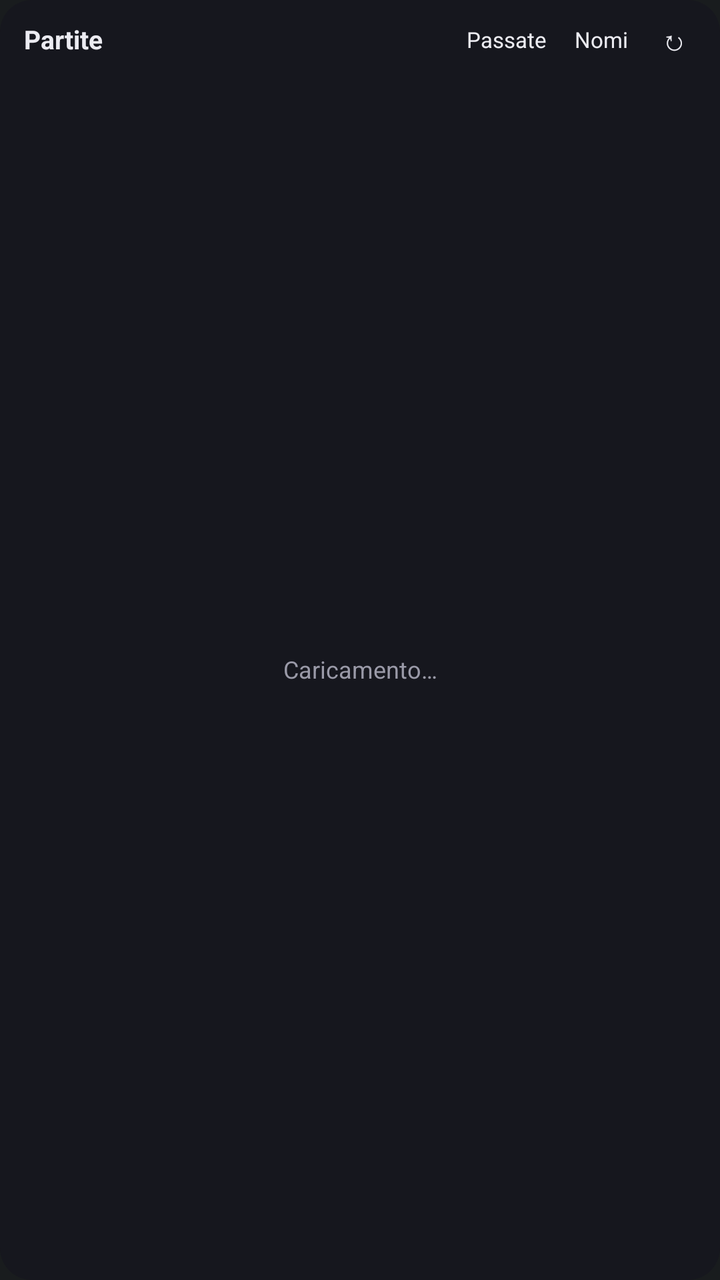
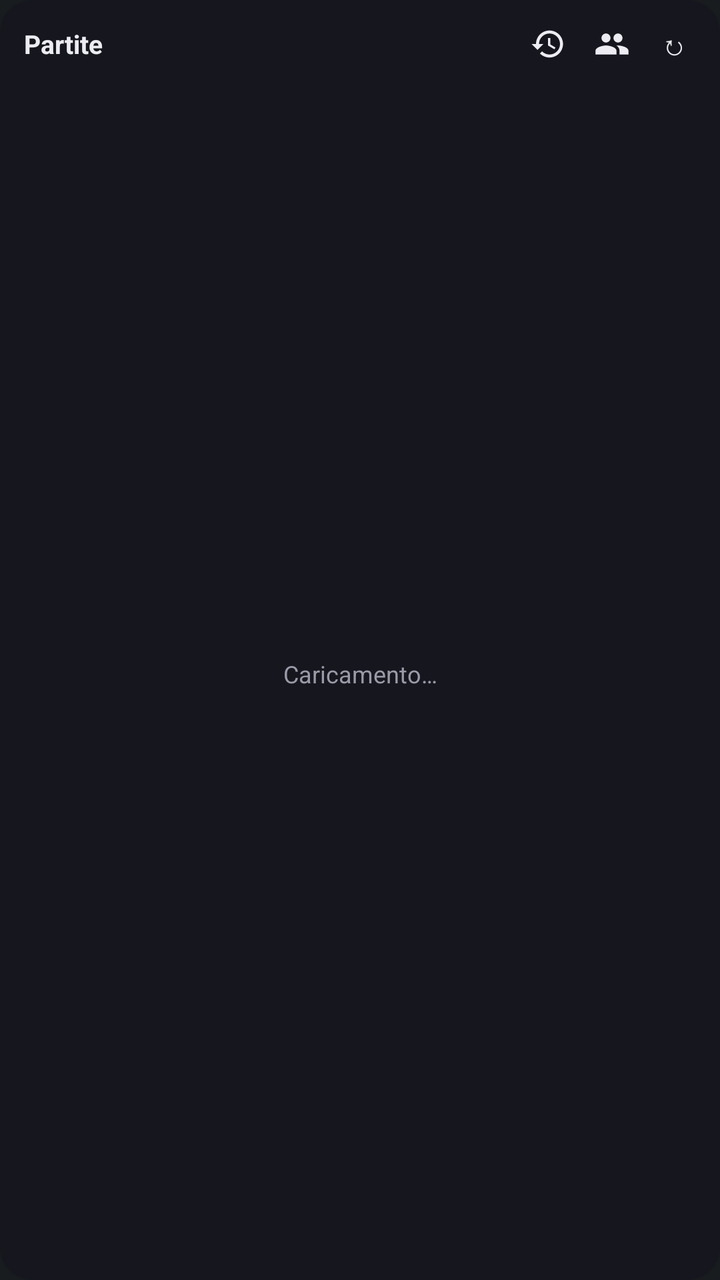

Before-and-after screenshots of an Android layout around one commit, followed by the original layout XML and the change that was made.
<!-- AndroidManifest.xml: application theme android:Theme.DeviceDefault -->
<!-- res/layout/widget.xml -->
<?xml version="1.0" encoding="utf-8"?>
<LinearLayout xmlns:android="http://schemas.android.com/apk/res/android"
    android:layout_width="match_parent"
    android:layout_height="match_parent"
    android:background="@drawable/widget_bg"
    android:orientation="vertical"
    android:padding="8dp">

    <LinearLayout
        android:layout_width="match_parent"
        android:layout_height="wrap_content"
        android:gravity="center_vertical"
        android:orientation="horizontal"
        android:paddingStart="4dp"
        android:paddingEnd="4dp"
        android:paddingBottom="6dp">

        <TextView
            android:id="@+id/title"
            android:layout_width="0dp"
            android:layout_height="wrap_content"
            android:layout_weight="1"
            android:ellipsize="end"
            android:maxLines="1"
            android:text="Partite"
            android:textColor="@color/fg"
            android:textSize="13sp"
            android:textStyle="bold" />

        <TextView
            android:id="@+id/updated"
            android:layout_width="wrap_content"
            android:layout_height="wrap_content"
            android:paddingEnd="4dp"
            android:textColor="@color/muted"
            android:textSize="10sp" />

        <TextView
            android:id="@+id/toggle_done"
            android:layout_width="wrap_content"
            android:layout_height="wrap_content"
            android:paddingStart="6dp"
            android:paddingTop="4dp"
            android:paddingEnd="6dp"
            android:paddingBottom="4dp"
            android:text="Passate"
            android:textColor="@color/fg"
            android:textSize="11sp" />

        <TextView
            android:id="@+id/toggle_men"
            android:layout_width="wrap_content"
            android:layout_height="wrap_content"
            android:paddingStart="8dp"
            android:paddingTop="4dp"
            android:paddingEnd="8dp"
            android:paddingBottom="4dp"
            android:text="Nomi"
            android:textColor="@color/fg"
            android:textSize="11sp" />

        <TextView
            android:id="@+id/refresh"
            android:layout_width="wrap_content"
            android:layout_height="wrap_content"
            android:paddingStart="8dp"
            android:paddingTop="2dp"
            android:paddingEnd="4dp"
            android:paddingBottom="2dp"
            android:text="@string/refresh_glyph"
            android:textColor="@color/fg"
            android:textSize="14sp" />
    </LinearLayout>

    <FrameLayout
        android:layout_width="match_parent"
        android:layout_height="0dp"
        android:layout_weight="1">

        <ListView
            android:id="@+id/list"
            android:layout_width="match_parent"
            android:layout_height="match_parent"
            android:divider="@android:color/transparent"
            android:dividerHeight="4dp" />

        <TextView
            android:id="@+id/empty"
            android:layout_width="match_parent"
            android:layout_height="match_parent"
            android:gravity="center"
            android:padding="12dp"
            android:text="@string/loading"
            android:textColor="@color/muted"
            android:textSize="12sp" />
    </FrameLayout>
</LinearLayout>
<!-- resources referenced by this layout -->
<resources>
  <color name="fg">#FFECECF2</color>
  <color name="muted">#FF9A9AA8</color>
  <!-- drawable widget_bg (drawable) -->
  <?xml version="1.0" encoding="utf-8"?>
  <shape xmlns:android="http://schemas.android.com/apk/res/android" android:shape="rectangle">
      <solid android:color="@color/bg" />
      <corners android:radius="16dp" />
  </shape>
  <string name="loading">Caricamento…</string>
  <string name="refresh_glyph">↻</string>
  <color name="bg">#E617171F</color>
</resources>

<!-- the commit's change to res/layout/widget.xml (unified diff, before → after) -->
@@ -35,29 +35,29 @@
             android:textColor="@color/muted"
             android:textSize="10sp" />
 
-        <TextView
+        <ImageView
             android:id="@+id/toggle_done"
-            android:layout_width="wrap_content"
-            android:layout_height="wrap_content"
+            android:layout_width="32dp"
+            android:layout_height="28dp"
+            android:contentDescription="Partite passate"
             android:paddingStart="6dp"
-            android:paddingTop="4dp"
+            android:paddingTop="5dp"
             android:paddingEnd="6dp"
-            android:paddingBottom="4dp"
-            android:text="Passate"
-            android:textColor="@color/fg"
-            android:textSize="11sp" />
+            android:paddingBottom="5dp"
+            android:scaleType="fitCenter"
+            android:src="@drawable/ic_past" />
 
-        <TextView
+        <ImageView
             android:id="@+id/toggle_men"
-            android:layout_width="wrap_content"
-            android:layout_height="wrap_content"
-            android:paddingStart="8dp"
-            android:paddingTop="4dp"
-            android:paddingEnd="8dp"
-            android:paddingBottom="4dp"
-            android:text="Nomi"
-            android:textColor="@color/fg"
-            android:textSize="11sp" />
+            android:layout_width="32dp"
+            android:layout_height="28dp"
+            android:contentDescription="Nomi dei calciatori"
+            android:paddingStart="6dp"
+            android:paddingTop="5dp"
+            android:paddingEnd="6dp"
+            android:paddingBottom="5dp"
+            android:scaleType="fitCenter"
+            android:src="@drawable/ic_men" />
 
         <TextView
             android:id="@+id/refresh"
<!-- resource entries referenced after the edit -->
@@ -2,6 +2,28 @@
 <resources>
   <color name="fg">#FFECECF2</color>
   <color name="muted">#FF9A9AA8</color>
+  <!-- drawable ic_men (drawable) -->
+  <?xml version="1.0" encoding="utf-8"?>
+  <vector xmlns:android="http://schemas.android.com/apk/res/android"
+      android:width="24dp"
+      android:height="24dp"
+      android:viewportWidth="24"
+      android:viewportHeight="24">
+      <path
+          android:fillColor="#FFECECF2"
+          android:pathData="M16,11c1.66,0 2.99,-1.34 2.99,-3S17.66,5 16,5c-1.66,0 -3,1.34 -3,3s1.34,3 3,3zM8,11c1.66,0 2.99,-1.34 2.99,-3S9.66,5 8,5C6.34,5 5,6.34 5,8s1.34,3 3,3zM8,13c-2.33,0 -7,1.17 -7,3.5L1,19h14v-2.5c0,-2.33 -4.67,-3.5 -7,-3.5zM16,13c-0.29,0 -0.62,0.02 -0.97,0.05 1.16,0.84 1.97,1.97 1.97,3.45L17,19h6v-2.5c0,-2.33 -4.67,-3.5 -7,-3.5z" />
+  </vector>
+  <!-- drawable ic_past (drawable) -->
+  <?xml version="1.0" encoding="utf-8"?>
+  <vector xmlns:android="http://schemas.android.com/apk/res/android"
+      android:width="24dp"
+      android:height="24dp"
+      android:viewportWidth="24"
+      android:viewportHeight="24">
+      <path
+          android:fillColor="#FFECECF2"
+          android:pathData="M13,3c-4.97,0 -9,4.03 -9,9L1,12l3.89,3.89 0.07,0.14L9,12L6,12c0,-3.87 3.13,-7 7,-7s7,3.13 7,7 -3.13,7 -7,7c-1.93,0 -3.68,-0.79 -4.94,-2.06l-1.42,1.42C8.27,19.99 10.51,21 13,21c4.97,0 9,-4.03 9,-9s-4.03,-9 -9,-9zM12,8v5l4.28,2.54 0.72,-1.21 -3.5,-2.08L13.5,8L12,8z" />
+  </vector>
   <!-- drawable widget_bg (drawable) -->
   <?xml version="1.0" encoding="utf-8"?>
   <shape xmlns:android="http://schemas.android.com/apk/res/android" android:shape="rectangle">
